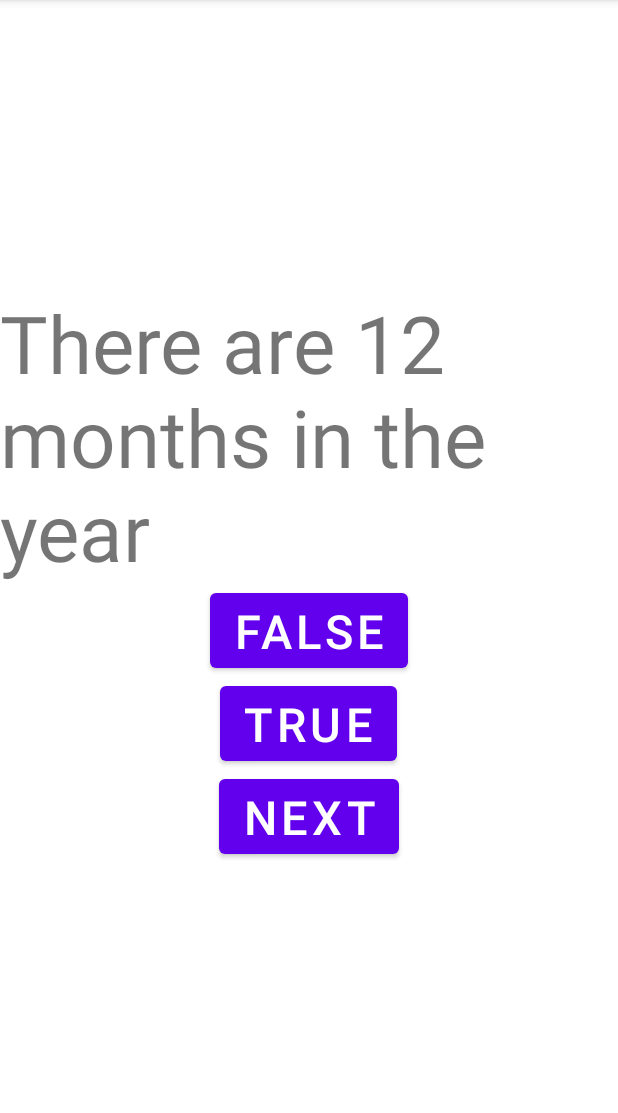
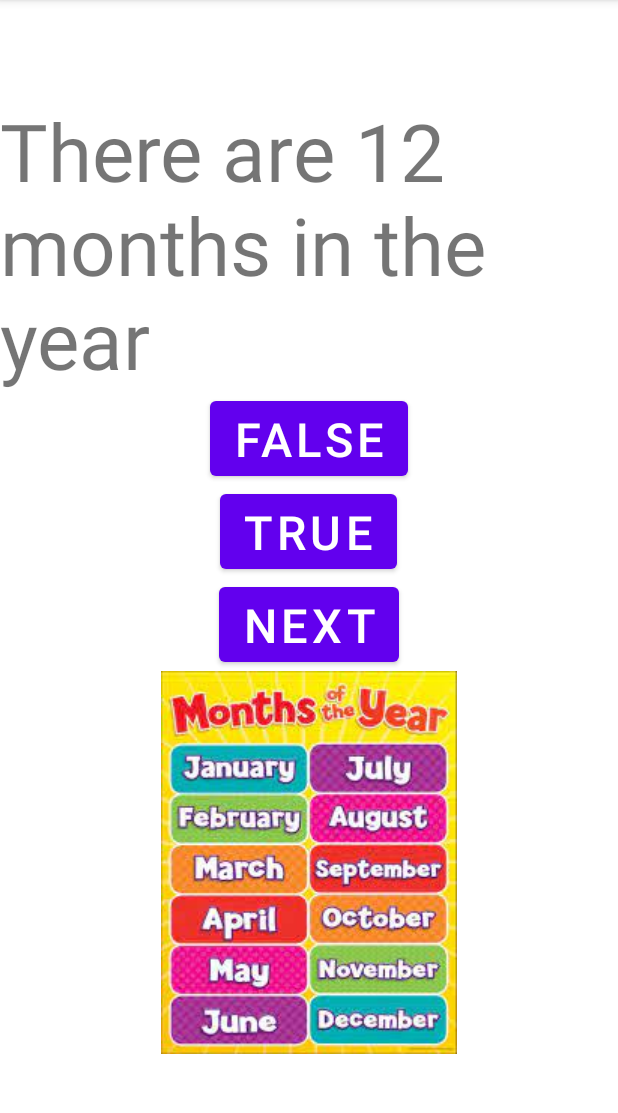
Before and after one commit to pomeroyk/QuizApp2021, an Android app: the screen it shows after launch (MainActivity), on a phone screen of 412 x 824 dp, the part 84-1197 px from its top. Run offline under Robolectric (Android 15) with nearby library versions, the phone set to English and light mode, and no system bars.

Commit message:
pictures work

```diff
--- a/app/src/main/AndroidManifest.xml
+++ b/app/src/main/AndroidManifest.xml
@@ -1,6 +1,6 @@
 <?xml version="1.0" encoding="utf-8"?>
 <manifest xmlns:android="http://schemas.android.com/apk/res/android"
-    package="com.example.quizapp">
+    package="com.example.quizapp2021">
 
     <application
         android:allowBackup="true"
@@ -9,8 +9,8 @@
         android:roundIcon="@mipmap/ic_launcher_round"
         android:supportsRtl="true"
         android:theme="@style/Theme.QuizApp">
-        <activity android:name=".ScoreActivity"></activity>
-        <activity android:name=".MainActivity">
+        <activity android:name="com.example.quizapp2021.ScoreActivity"></activity>
+        <activity android:name="com.example.quizapp2021.MainActivity">
             <intent-filter>
                 <action android:name="android.intent.action.MAIN" />
 
--- a/app/src/main/java/com/example/quizapp/MainActivity.java
+++ b/app/src/main/java/com/example/quizapp2021/MainActivity.java
@@ -1,29 +1,46 @@
-package com.example.quizapp;
+package com.example.quizapp2021;
 
 import androidx.appcompat.app.AppCompatActivity;
+import androidx.constraintlayout.widget.ConstraintLayout;
+import androidx.core.content.res.ResourcesCompat;
 
 import android.content.Context;
 import android.content.Intent;
+import android.content.res.Resources;
+import android.graphics.drawable.Drawable;
 import android.os.Bundle;
 import android.view.View;
+import android.view.ViewGroup;
 import android.widget.Button;
+import android.widget.ImageView;
 import android.widget.TextView;
 import android.widget.Toast;
+
+import static com.example.quizapp2021.R.drawable.colors;
+import static com.example.quizapp2021.R.drawable.ellieimg;
 
 public class MainActivity extends AppCompatActivity {
 
     TextView question;
     Button trueButton;
     Button falseButton;
+
+
     int score;
     Button nextButton;
-    Question q1,q2,q3,q4,q0;
+    Question q1, q2, q3, q4, q0;
     Question[] questions;
     int currentQIndex;
+    ImageView imageIC;
+
+    Drawable drawable;
+    Resources res;
+    ConstraintLayout constraintLayout;
 
     @Override
     protected void onCreate(Bundle savedInstanceState) {
         super.onCreate(savedInstanceState);
+
         setContentView(R.layout.activity_main);
 
         question = (TextView) findViewById(R.id.questionTV);
@@ -31,13 +48,22 @@ public class MainActivity extends AppCompatActivity {
         trueButton = (Button) findViewById(R.id.TrueButton);
         falseButton = (Button) findViewById(R.id.FalseButton);
         nextButton = (Button) findViewById(R.id.NextButton);
+        imageIC = (ImageView) findViewById(R.id.imageIcon);
+        int[] images = {R.drawable.months, R.drawable.colors, R.drawable.seasons, R.drawable.calendar, R.drawable.october };
+
+
+        //drawable = ResourcesCompat.getDrawable(res, R.drawable.color, null);
         score = 0;
         currentQIndex = 0;
-        q1 = new Question("Green is a color", true);
-        q2 = new Question("Summer is a month", false);
-        q3 = new Question("Sunday is the first day of the week", true);
-        q4 = new Question("October is month 8", false);
-        q0 = new Question("There are 12 months in the year", true);
+        //imageIC.setImageDrawable(drawable);
+
+        q1 = new Question(getString(R.string.Q1), true);
+        q2 = new Question(getString(R.string.Q2), false);
+        q3 = new Question(getString(R.string.Q3), true);
+        q4 = new Question(getString(R.string.Q4), false);
+        q0 = new Question(getString(R.string.Q0), true);
+
+
         questions = new Question[5];
         questions[0] = q0;
         questions[1] = q1;
@@ -47,15 +73,21 @@ public class MainActivity extends AppCompatActivity {
         question.setText(questions[currentQIndex].getQuestionText());
 
 
+        imageIC.setImageResource(images[currentQIndex]);
+
+
+
+
+
         trueButton.setOnClickListener(new View.OnClickListener() {
             public void onClick(View v) {
                 String text;
                 Context context = getApplicationContext();
                 if (questions[currentQIndex].isCorrectAns() == true) {
-                    text = "That's correct!";
+                    text = getString(R.string.correctToast);
                     score += 1;
                 } else
-                    text = "Try again!";
+                    text = getString(R.string.WrongToast);
 
                 int duration = Toast.LENGTH_SHORT;
                 Toast toast = Toast.makeText(context, text, duration);
@@ -68,10 +100,10 @@ public class MainActivity extends AppCompatActivity {
                 String text;
                 Context context = getApplicationContext();
                 if (questions[currentQIndex].isCorrectAns() == false) {
-                    text = "That's correct!";
+                    text = getString(R.string.CorrectToast);
                     score += 1;
                 } else
-                    text = "Try again!";
+                    text = getString(R.string.WrongToast);
                 int duration = Toast.LENGTH_SHORT;
                 Toast toast = Toast.makeText(context, text, duration);
                 toast.show();
@@ -84,13 +116,15 @@ public class MainActivity extends AppCompatActivity {
                 if (currentQIndex < questions.length - 1) {
                     currentQIndex++;
                     question.setText(questions[currentQIndex].getQuestionText());
+                    imageIC.setImageResource(images[currentQIndex]);
                 } else {
 
                     Intent intent = new Intent(MainActivity.this, ScoreActivity.class);
-                    intent.putExtra("scoreLBL", score);
+                    intent.putExtra(getString(R.string.scorelabel), score);
                     startActivity(intent);
                 }
             }
         });
+
     }
-}
+    }
--- a/app/src/main/res/layout/activity_main.xml
+++ b/app/src/main/res/layout/activity_main.xml
@@ -1,6 +1,6 @@
 <?xml version="1.0" encoding="utf-8"?>
 
-<LinearLayout
+<LinearLayout xmlns:app="http://schemas.android.com/apk/res-auto"
     android:layout_height="match_parent"
     android:layout_width="match_parent"
     android:orientation="vertical"
@@ -21,7 +21,7 @@
         android:layout_width="wrap_content"
         android:layout_height="wrap_content"
         android:id="@+id/FalseButton"
-        android:text="False"
+        android:text="@string/False"
         android:textSize = "14pt"
         />
 
@@ -29,7 +29,7 @@
         android:layout_width="wrap_content"
         android:layout_height="wrap_content"
         android:id="@+id/TrueButton"
-        android:text="True"
+        android:text="@string/True"
         android:textSize = "14pt"
         />
 
@@ -37,8 +37,16 @@
         android:layout_width="wrap_content"
         android:layout_height="wrap_content"
         android:id="@+id/NextButton"
-        android:text="Next"
+        android:text="@string/next"
         android:textSize = "14pt"
         />
 
+
+
+    <ImageView
+        android:layout_height="wrap_content"
+        android:layout_width="wrap_content"
+        android:id="@+id/imageIcon"
+
+        />
 </LinearLayout>
--- a/app/src/main/res/values/strings.xml
+++ b/app/src/main/res/values/strings.xml
@@ -1,3 +1,19 @@
-<resources>
+<resources xmlns:tools="http://schemas.android.com/tools">
     <string name="app_name">QuizApp</string>
+    <string name="score">score</string>
+    <string name="next">Next</string>
+    <string name="True"> True</string>
+    <string name="False" >False</string>
+    <string name="Q1">Green is a color</string>
+    <string name ="Q2">Summer is a month</string>
+    <string name ="Q3">Sunday is the first day of the week</string>
+    <string name ="Q4">October is month 8</string>
+    <string name ="Q0">There are 12 months in the year</string>
+    <string name="correctToast">That\'s correct!</string>
+    <string name="WrongToast">Try again!</string>
+    <string name="CorrectToast">That\'s correct!</string>
+
+    <string name="scorelabel">scoreLBL</string>
+    <string name="subject">new score on the quiz app</string>
+    <string name="send_email">Send Email</string>
 </resources>
```
Also changed, not shown: app/src/main/java/com/example/quizapp/ScoreActivity.java (deleted, +0 -27 lines), app/src/main/java/com/example/quizapp2021/Question.java (renamed from app/src/main/java/com/example/quizapp/Question.java, +7 -1 lines), app/src/main/java/com/example/quizapp2021/ScoreActivity.java (added, +51 -0 lines), app/src/main/res/layout/activity_score.xml (+18 -6 lines), app/src/main/res/drawable/calendar.jpg (added), app/src/main/res/drawable/colors.jpg (added), app/src/main/res/drawable/danimg.JPEG (added), app/src/main/res/drawable/ellieimg.JPEG (added), app/src/main/res/drawable/maggieimg.JPEG (added), app/src/main/res/drawable/months.jpg (added), app/src/main/res/drawable/october.jpg (added), app/src/main/res/drawable/seasons.jpg (added), 4 other files.
